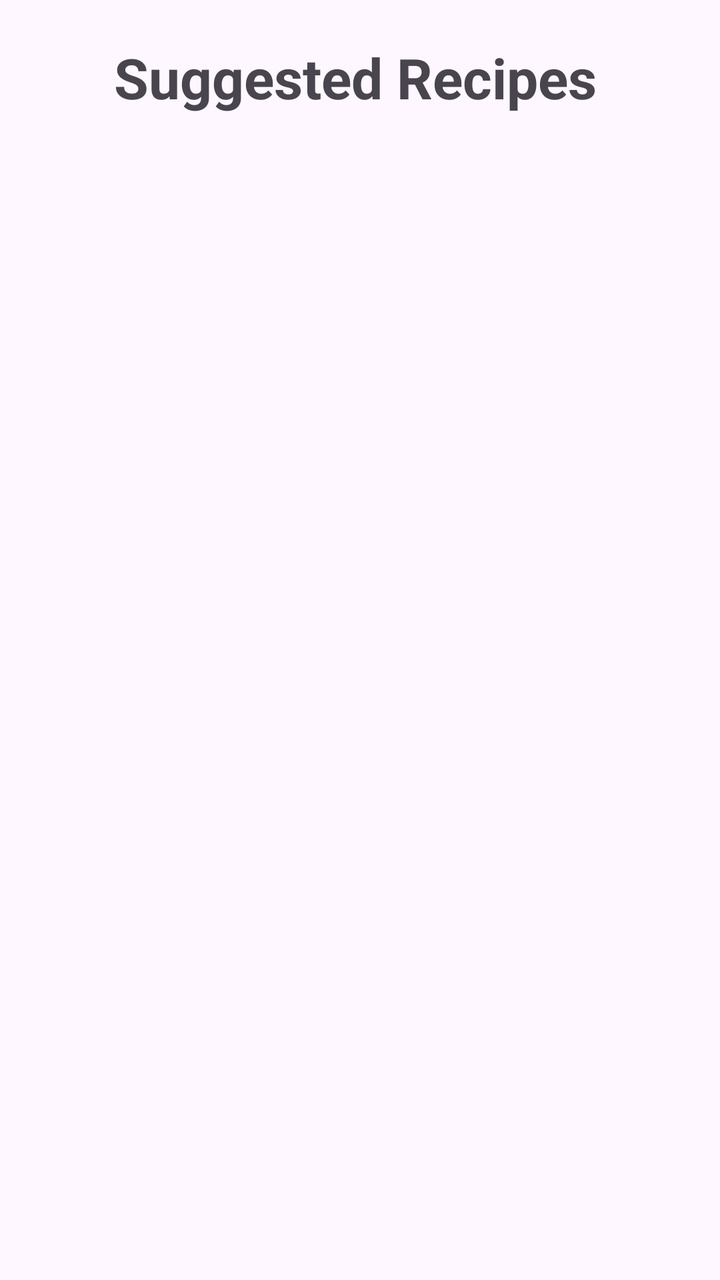
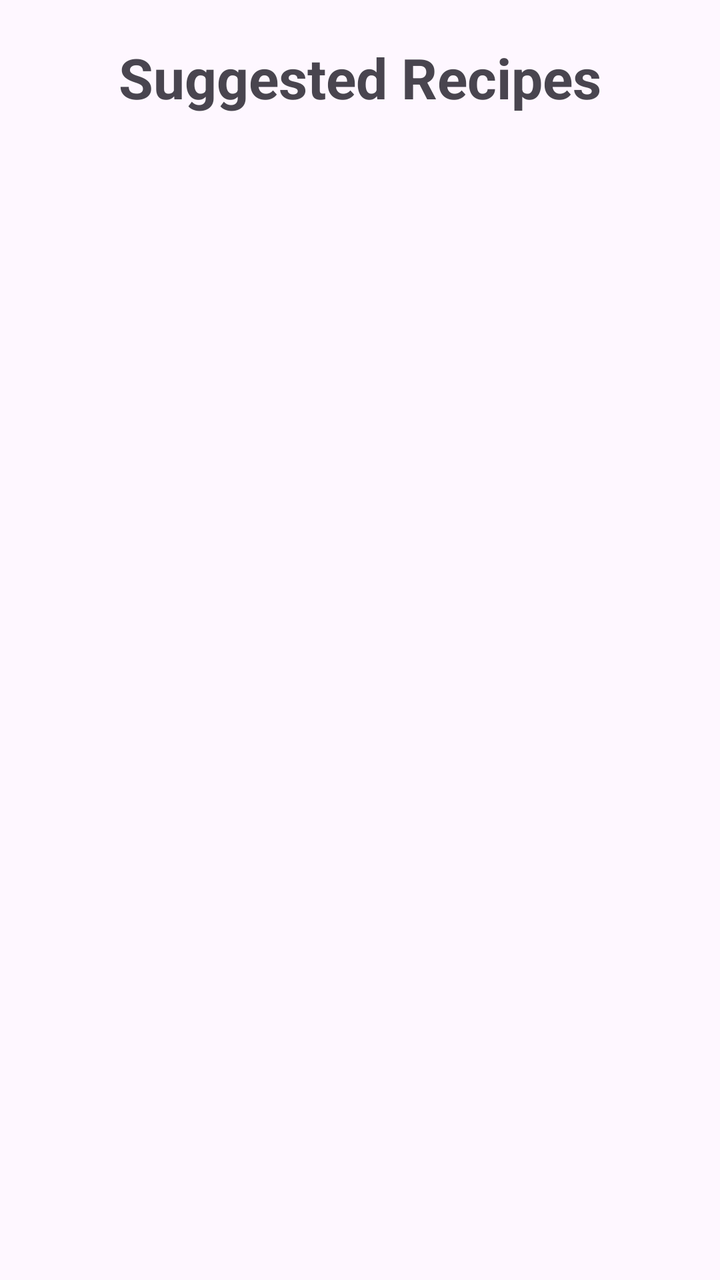

Before-and-after screenshots of an Android layout around one commit, followed by the original layout XML and the change that was made.
<!-- AndroidManifest.xml: application theme Theme.SmartPantry -->
<!-- res/layout/activity_suggested_recipes.xml -->
<?xml version="1.0" encoding="utf-8"?>
<LinearLayout xmlns:android="http://schemas.android.com/apk/res/android"
    android:layout_width="match_parent"
    android:layout_height="match_parent"
    android:orientation="vertical"
    android:padding="20dp">

    <TextView
        android:layout_width="246dp"
        android:layout_height="38dp"
        android:text="Suggested Recipes"
        android:textSize="28sp"
        android:textStyle="bold"
        android:layout_gravity="center"/>

    <TextView
        android:id="@+id/txtRecipeSuggestion"
        android:layout_width="match_parent"
        android:layout_height="wrap_content"
        android:layout_marginTop="30dp"
        android:textSize="18sp" />

</LinearLayout>
<!-- resources referenced by this layout -->
<resources>
  <style name="Theme.SmartPantry" parent="Base.Theme.SmartPantry" />
  <style name="Base.Theme.SmartPantry" parent="Theme.Material3.DayNight.NoActionBar">
          
          
      </style>
</resources>

<!-- the commit's change to res/layout/activity_suggested_recipes.xml (unified diff, before → after) -->
@@ -6,18 +6,18 @@
     android:padding="20dp">
 
     <TextView
-        android:layout_width="246dp"
-        android:layout_height="38dp"
+        android:layout_width="match_parent"
+        android:layout_height="wrap_content"
         android:text="Suggested Recipes"
         android:textSize="28sp"
         android:textStyle="bold"
-        android:layout_gravity="center"/>
+        android:gravity="center" />
 
-    <TextView
-        android:id="@+id/txtRecipeSuggestion"
+    <LinearLayout
+        android:id="@+id/recipeContainer"
         android:layout_width="match_parent"
         android:layout_height="wrap_content"
         android:layout_marginTop="30dp"
-        android:textSize="18sp" />
+        android:orientation="vertical" />
 
 </LinearLayout>
